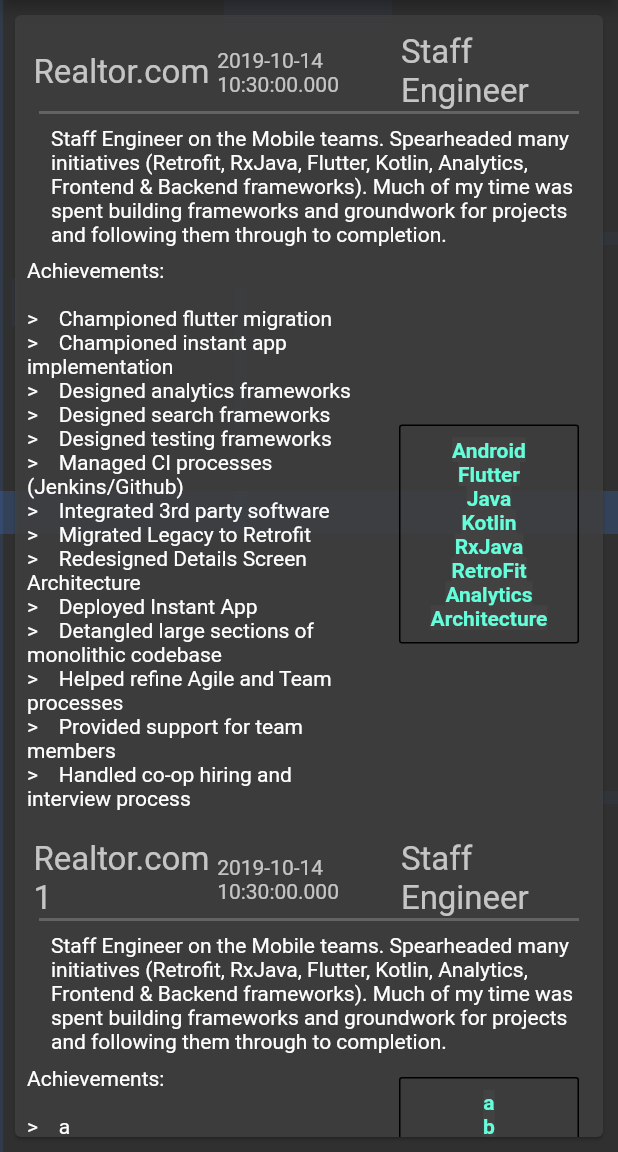
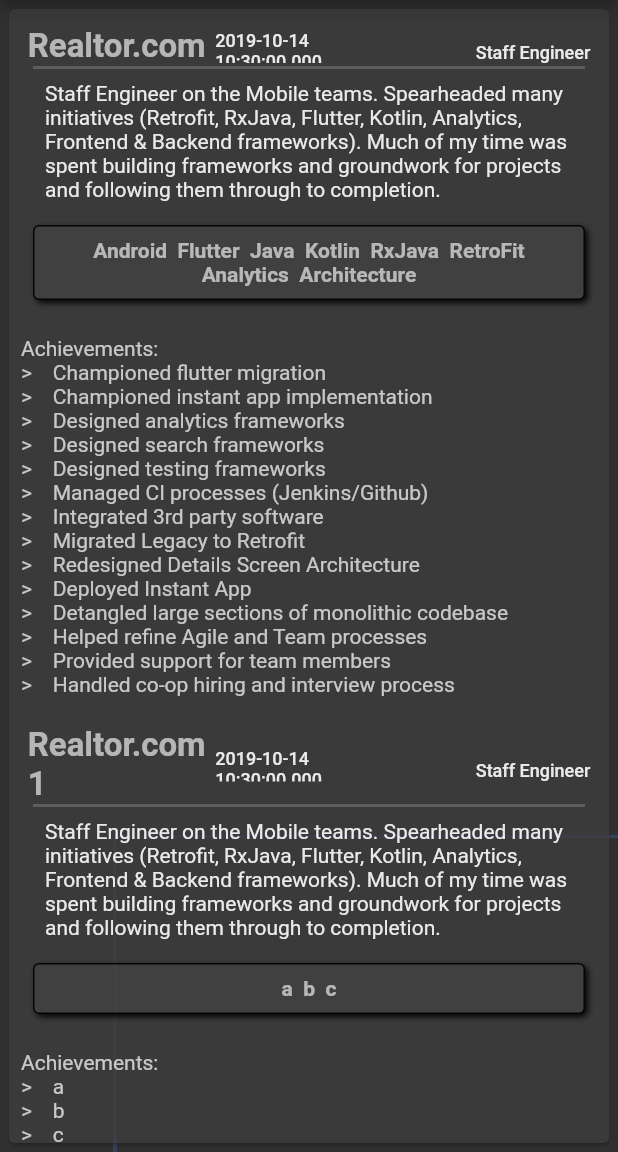
Before and after one commit to ahammer/flutter_resume, a Flutter app: the first screen one second after launch, on a phone screen of 412 x 824 dp, the part 84-1236 px from its top. Run offline on Flutter 3.47's test engine with Material 2 defaults, Android fonts, the phone set to English and light mode, and no system bars; our stand-ins replace url_launcher_web; Roboto replaces fonts that are missing (Helvetica).

Commit message:
updates to the UI and layout

```diff
--- a/lib/particles.dart
+++ b/lib/particles.dart
@@ -5,7 +5,7 @@ import 'package:flutter/material.dart';
 import 'package:resume_flutter/widgets/animated_painter.dart';
 
 final random = Random();
-const maxSize = 2000.0;
+const maxSize = 300.0;
 
 class Particle {
   double x, y, xs, ys;
@@ -27,12 +27,12 @@ class Particle {
   void randomize(double width, double height, {bool firstBuild = false}) {
     x = random.nextDouble() * width;
     y = random.nextDouble() * height;
-    xs = (random.nextDouble() - 0.5) * 0.05;
-    ys = (random.nextDouble() - 0.5) * 0.05;
+    xs = (random.nextDouble() - 0.5);
+    ys = (random.nextDouble() - 0.5);
 
     size = random.nextDouble() * maxSize;
     age = 0;
-    maxAge = random.nextDouble() * 5 + 25;
+    maxAge = random.nextDouble() * 60 + 200;
   }
 
   void step(double frameTime, Size size) {
@@ -61,7 +61,7 @@ class Particle {
 class Particles {
   List<Particle> particles = List();
 
-  Particles({count = 25}) {
+  Particles({count = 100}) {
     for (int i = 0; i < count; i++) {
       particles.add(Particle());
       particles[i].age = random.nextDouble() * particles[i].maxAge;
@@ -90,7 +90,7 @@ class ParticlePainter extends CustomPainter {
               ..isAntiAlias = false
               ..color = p.color.withOpacity(opacity)
               ..style = PaintingStyle.stroke
-              ..strokeWidth = p.size / 50 + 5
+              ..strokeWidth = p.size / 500 + 2
             /*
               ..shader = SweepGradient(center: FractionalOffset.center,
               startAngle: 0.0,
--- a/lib/screens/about/about_screen.dart
+++ b/lib/screens/about/about_screen.dart
@@ -82,7 +82,7 @@ class ContentPanel extends StatelessWidget {
   @override
   Widget build(BuildContext context) {
     return Padding(
-      padding: const EdgeInsets.fromLTRB(6, 6, 6, 6),
+      padding: const EdgeInsets.fromLTRB(2, 2, 2, 2),
       child: AnimatedOpacity(
           curve: Curves.linearToEaseOut,
           duration: const Duration(milliseconds: 600),
@@ -90,7 +90,7 @@ class ContentPanel extends StatelessWidget {
           child: AnimatedContainer(
 
               decoration: BoxDecoration(
-                color: Theme.of(context).colorScheme.surface.withOpacity(0.9),
+                color: Theme.of(context).colorScheme.surface.withOpacity(0.8),
                 borderRadius: BorderRadius.circular(8),
                 border: Border.all(width: 2, color: Theme.of(context).colorScheme.primaryVariant),
 
--- a/lib/screens/about/resume_screen.dart
+++ b/lib/screens/about/resume_screen.dart
@@ -1,4 +1,5 @@
 import 'package:flutter/material.dart';
+import 'package:resume_flutter/theme.dart';
 import 'package:resume_flutter/widgets/secondary_screen.dart';
 
 class ResumeScreen extends StatelessWidget {
@@ -128,33 +129,72 @@ class _ResumeScreenBodyState extends State<ResumeScreenBody> {
           delegate: SliverChildListDelegate([
             Container(height: 12),
             JobDetailHeader(job: job),
-            Padding(
-              padding: const EdgeInsets.fromLTRB(24, 0, 16, 0),
-              child: Container(child: Text(job.summary)),
+            JobSummaryWidget(job: job),
+            JobSkillsWidget(
+              job: job,
             ),
-            //Draw the skills
-            Row(
-              children: <Widget>[
-                Expanded(child:Padding(
-                  padding: const EdgeInsets.all(8.0),
-                  child: Container(child:Text(
-                     (job.achievements
-                  .fold<String>("Achievements: \n\n", (ret, job) => ret += ">    $job\n").trim())
-                  ), alignment: FractionalOffset.topLeft),
-                )),
-                JobSkillsWidget(job: job,),
-              ],
-            ),
+            AchiementsWidget(job: job),
           ]),
         )
       ];
+}
+
+class AchiementsWidget extends StatelessWidget {
+  final Job job;
+  const AchiementsWidget({
+    Key key,
+    this.job,
+  }) : super(key: key);
+
+  @override
+  Widget build(BuildContext context) {
+    return Padding(
+      padding: const EdgeInsets.all(8.0),
+      child: Container(
+        child: Text(
+            (job.achievements
+                .fold<String>(
+                    "Achievements: \n", (ret, job) => ret += ">    $job\n")
+                .trim()),
+            style: Theme.of(context).textTheme.body1.copyWith(
+                fontFamily: kDefaultFont,
+                color:
+                    Theme.of(context).colorScheme.onSurface.withOpacity(0.8))),
+        alignment: FractionalOffset.topLeft,
+      ),
+    );
+  }
+}
+
+class JobSummaryWidget extends StatelessWidget {
+  final Job job;
+  const JobSummaryWidget({
+    Key key,
+    this.job,
+  }) : super(key: key);
+
+  @override
+  Widget build(BuildContext context) {
+    return Padding(
+      padding: const EdgeInsets.fromLTRB(24, 0, 16, 0),
+      child: Container(
+          child: Text(
+        job.summary,
+        style: Theme.of(context)
+            .textTheme
+            .body1
+            .copyWith(fontFamily: kDefaultFont),
+      )),
+    );
+  }
 }
 
 class JobSkillsWidget extends StatelessWidget {
   final Job job;
 
   const JobSkillsWidget({
-    Key key, this.job,
+    Key key,
+    this.job,
   }) : super(key: key);
 
   @override
@@ -162,21 +202,30 @@ class JobSkillsWidget extends StatelessWidget {
     return Padding(
       padding: const EdgeInsets.all(16.0),
       child: Container(
-        width:120,
+          width: 120,
           decoration: BoxDecoration(
               border: Border.all(),
-              borderRadius: BorderRadius.circular(2)),
-
+              color: Theme.of(context).colorScheme.surface,
+              boxShadow: [
+                BoxShadow(
+                    blurRadius: 3, offset: Offset(2, 2), color: Colors.black)
+              ],
+              borderRadius: BorderRadius.circular(4)),
           child: Padding(
             padding: const EdgeInsets.all(8.0),
             child: Text(
               (job.skills
-                  .fold<String>("", (ret, job) => ret += "$job\n").trim()),
+                  .fold<String>("", (ret, job) => ret += "$job  ")
+                  .trim()),
               style: Theme.of(context).textTheme.body1.copyWith(
-                fontWeight: FontWeight.bold,
-                  color: Theme.of(context).colorScheme.secondary,
-                  backgroundColor: Theme.of(context).colorScheme.surface),
-                  textAlign: TextAlign.center,
+                    fontWeight: FontWeight.bold,
+                    fontFamily: kDefaultFont,
+                    color: Theme.of(context)
+                        .colorScheme
+                        .onSurface
+                        .withOpacity(0.7),
+                  ),
+              textAlign: TextAlign.center,
             ),
           )),
     );
@@ -202,12 +251,13 @@ class ContentPanel extends StatelessWidget {
   @override
   Widget build(BuildContext context) {
     return Padding(
-      padding: const EdgeInsets.fromLTRB(6, 6, 6, 6),
+      padding: const EdgeInsets.fromLTRB(2, 2, 2, 2),
       child: AnimatedOpacity(
           curve: Curves.linearToEaseOut,
           duration: const Duration(milliseconds: 600),
-          opacity: opened ? 1 : 0,
+          opacity: opened ? 0.9 : 0,
           child: AnimatedContainer(
+
               child: child,
               curve: Curves.linearToEaseOut,
               transform: Transform.translate(
@@ -215,40 +265,6 @@ class ContentPanel extends StatelessWidget {
                   .transform,
               duration: const Duration(milliseconds: 1200),
               width: width)),
-    );
-  }
-}
-
-class ResumeNavigator extends StatelessWidget {
-  final Function(String) onClick;
-  final String selected;
-
-  const ResumeNavigator({
-    Key key,
-    @required this.onClick,
-    @required this.selected,
-  }) : super(key: key);
-
-  @override
-  Widget build(BuildContext context) {
-    return Container(
-      color: Theme.of(context).colorScheme.primaryVariant,
-      width: double.infinity,
-      child: Row(
-        children: <Widget>[
-          ...kJobExperienceWidgets.keys.map((hobby) => Container(
-                child: RaisedButton(
-                    color: (selected == hobby)
-                        ? Theme.of(context).chipTheme.selectedColor
-                        : Theme.of(context).chipTheme.disabledColor,
-                    child: Text(
-                      hobby,
-                      style: Theme.of(context).textTheme.button,
-                    ),
-                    onPressed: () => onClick(hobby)),
-              )),
-        ],
-      ),
     );
   }
 }
@@ -301,28 +317,30 @@ class JobDetailHeader extends StatelessWidget {
                     child: Container(
                         alignment: FractionalOffset.bottomLeft,
                         child: Text(job.company,
-                            style: Theme.of(context)
-                                .textTheme
-                                .display1
-                                .copyWith(fontSize: 22)))),
+                            style: Theme.of(context).textTheme.title.copyWith(
+                                fontSize: 22,
+                                fontFamily: kDefaultFont,
+                                fontWeight: FontWeight.bold,
+                                color: Theme.of(context)
+                                    .colorScheme
+                                    .onSurface
+                                    .withOpacity(0.7))))),
                 Expanded(
                     flex: 10,
                     child: Container(
+                        height: 22,
                         alignment: FractionalOffset.bottomCenter,
                         child: Text(job.startDate.toString(),
-                            style: Theme.of(context)
-                                .textTheme
-                                .display1
-                                .copyWith(fontSize: 14)))),
+                            style: Theme.of(context).textTheme.title.copyWith(
+                                fontSize: 12, fontFamily: kDefaultFont)))),
                 Expanded(
                     flex: 10,
                     child: Container(
+                        height: 22,
                         alignment: FractionalOffset.bottomRight,
                         child: Text(job.title,
-                            style: Theme.of(context)
-                                .textTheme
-                                .display1
-                                .copyWith(fontSize: 22)))),
+                            style: Theme.of(context).textTheme.title.copyWith(
+                                fontSize: 12, fontFamily: kDefaultFont)))),
                 Expanded(
                   flex: 1,
                   child: Container(),
--- a/lib/theme.dart
+++ b/lib/theme.dart
@@ -1,6 +1,6 @@
 import 'package:flutter/material.dart';
 
-
+const kDefaultFont = "Helvetica";
 ThemeData getTheme(String name) {
   switch (name) {
     case "Light": return ThemeData.light();
```
